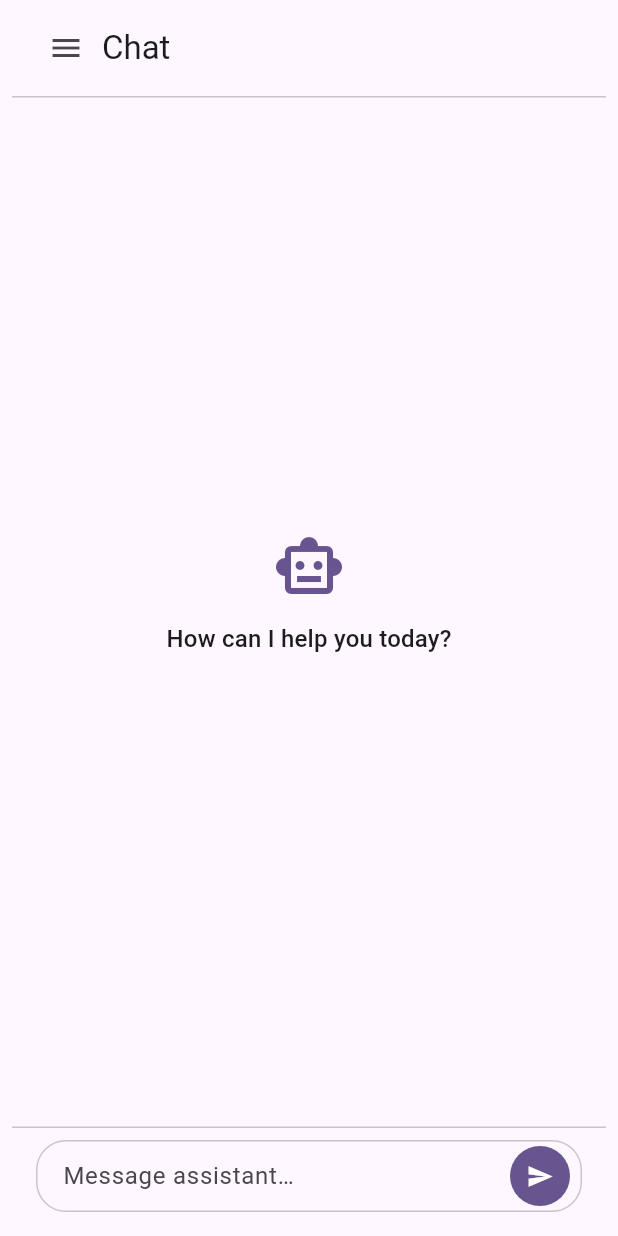
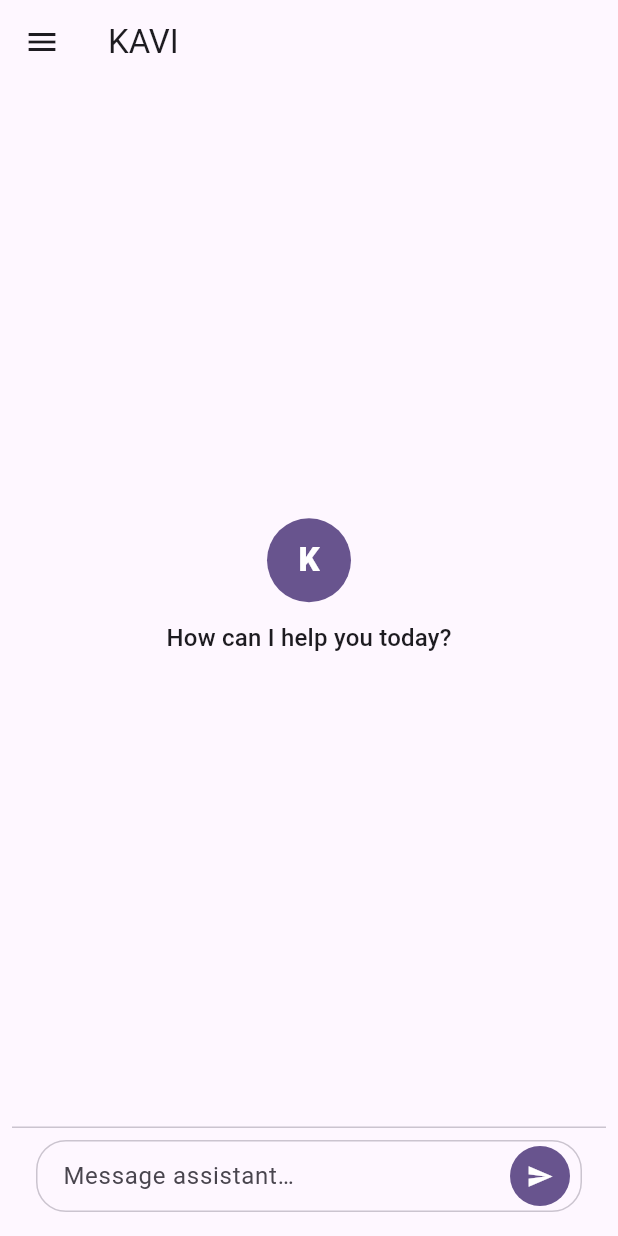
Before and after one commit to wisamidris77/kavi_ai, a Flutter app: the screen it shows after launch, on a phone screen of 412 x 824 dp. Run offline on Flutter 3.47's test engine with Material 3 defaults, Android fonts, the light colour scheme and no system bars; our stand-ins replace dio, flutter_markdown, shared_preferences; missing offline and left inert: markdown.

Commit message:
Add message copy and regenerate features to chat UI
Introduces copy and regenerate actions for chat messages, including UI updates to display these options on the last assistant message. Adds markdown rendering for messages with code block copy support. Refactors the chat page app bar and avatar visuals, and updates dependencies to include flutter_markdown and markdown.

```diff
--- a/lib/core/chat/mock_ai_chat_service.dart
+++ b/lib/core/chat/mock_ai_chat_service.dart
@@ -22,7 +22,7 @@ class MockAiChatService implements AiChatService {
     Future<void>.microtask(() async {
       final StringBuffer accumulator = StringBuffer();
       for (int i = 0; i < simulated.length; i++) {
-        await Future<void>.delayed(const Duration(milliseconds: 16));
+        await Future<void>.delayed(Duration(milliseconds: _rand.nextInt(100)));
         accumulator.write(simulated[i]);
         if (controller.isClosed) break;
         controller.add(ChatMessage(
@@ -32,7 +32,7 @@ class MockAiChatService implements AiChatService {
           createdAt: DateTime.now(),
         ));
       }
-      await Future<void>.delayed(const Duration(milliseconds: 150));
+      await Future<void>.delayed(Duration(milliseconds: _rand.nextInt(1000)));
       await controller.close();
       _controllersById.remove(messageId);
     });
--- a/lib/presentation/chat/chat_ai_page.dart
+++ b/lib/presentation/chat/chat_ai_page.dart
@@ -165,6 +165,55 @@ class _ChatAiPageState extends State<ChatAiPage> {
     });
   }
 
+  Future<void> _regenerateLast() async {
+    // Find last user message content
+    String? lastUserContent;
+    for (int i = _messages.length - 1; i >= 0; i--) {
+      if (_messages[i].role == ChatRole.user) {
+        lastUserContent = _messages[i].content;
+        break;
+      }
+    }
+    if (lastUserContent == null || lastUserContent.trim().isEmpty) return;
+
+    // Remove the last assistant message from UI and history if present
+    if (_messages.isNotEmpty && _messages.last.role == ChatRole.assistant) {
+      setState(() {
+        _messages.removeLast();
+      });
+      await _history.removeLastAssistantMessage();
+    }
+
+    setState(() {
+      _isBusy = true;
+    });
+    _scrollToBottomDeferred();
+
+    _subscription?.cancel();
+    _subscription = _chatService
+        .sendMessage(history: List<ChatMessage>.from(_messages), prompt: lastUserContent)
+        .listen((ChatMessage assistantUpdate) async {
+      final int existingIndex = _messages.lastIndexWhere((ChatMessage m) => m.id == assistantUpdate.id);
+      setState(() {
+        if (existingIndex >= 0) {
+          _messages[existingIndex] = assistantUpdate;
+        } else {
+          _messages.add(assistantUpdate);
+        }
+      });
+      await _history.upsertAssistantMessage(id: assistantUpdate.id, content: assistantUpdate.content);
+      _scrollToBottomDeferred();
+    }, onDone: () {
+      setState(() {
+        _isBusy = false;
+      });
+    }, onError: (_) {
+      setState(() {
+        _isBusy = false;
+      });
+    });
+  }
+
   void _scrollToBottomDeferred() {
     WidgetsBinding.instance.addPostFrameCallback((_) {
       if (!_scrollController.hasClients) return;
@@ -222,8 +271,28 @@ class _ChatAiPageState extends State<ChatAiPage> {
         : 'Assistant';
 
     final bool isWide = MediaQuery.of(context).size.width >= 900;
+    final ColorScheme colors = Theme.of(context).colorScheme;
 
     return Scaffold(
+      appBar: AppBar(
+        titleSpacing: 8,
+        leading: Builder(
+          builder: (context) {
+            if (isWide) return const SizedBox.shrink();
+            return IconButton(
+              tooltip: 'Menu',
+              icon: const Icon(Icons.menu),
+              onPressed: () => Scaffold.of(context).openDrawer(),
+            );
+          },
+        ),
+        title: Row(
+          children: [
+            if (!isWide) const SizedBox(width: 8),
+            const Text('KAVI'),
+          ],
+        ),
+      ),
       drawer: isWide
           ? null
           : Drawer(
@@ -253,12 +322,10 @@ class _ChatAiPageState extends State<ChatAiPage> {
           Expanded(
             child: Column(
               children: <Widget>[
-                _TopBar(showMenu: !isWide),
-                const Divider(height: 1),
                 Expanded(
                   child: _messages.isEmpty
                       ? const _EmptyState()
-                      : ChatMessagesList(messages: _messages, controller: _scrollController, assistantLabel: assistantLabel),
+                      : ChatMessagesList(messages: _messages, controller: _scrollController, assistantLabel: assistantLabel, onRegenerateLast: _regenerateLast, onCopyMessage: (_) {}),
                 ),
                 const Divider(height: 1),
                 ChatInput(
@@ -287,39 +354,6 @@ class _ChatAiPageState extends State<ChatAiPage> {
   }
 }
 
-class _TopBar extends StatelessWidget {
-  final bool showMenu;
-
-  const _TopBar({required this.showMenu});
-
-  @override
-  Widget build(BuildContext context) {
-    return SafeArea(
-      bottom: false,
-      child: Padding(
-        padding: const EdgeInsets.symmetric(horizontal: 12, vertical: 8),
-        child: Row(
-          children: <Widget>[
-            if (showMenu)
-              Builder(
-                builder: (context) => IconButton(
-                  tooltip: 'Menu',
-                  icon: const Icon(Icons.menu),
-                  onPressed: () => Scaffold.of(context).openDrawer(),
-                ),
-              ),
-            Text(
-              'Chat',
-              style: Theme.of(context).textTheme.titleLarge,
-            ),
-            const Spacer(),
-          ],
-        ),
-      ),
-    );
-  }
-}
-
 class _EmptyState extends StatelessWidget {
   const _EmptyState();
 
@@ -330,7 +364,17 @@ class _EmptyState extends StatelessWidget {
       child: Column(
         mainAxisSize: MainAxisSize.min,
         children: <Widget>[
-          Icon(Icons.smart_toy_outlined, size: 48, color: colors.primary),
+          CircleAvatar(
+            radius: 28,
+            backgroundColor: colors.primary,
+            child: Text(
+              'K',
+              style: Theme.of(context).textTheme.titleLarge?.copyWith(
+                    fontWeight: FontWeight.w800,
+                    color: colors.onPrimary,
+                  ),
+            ),
+          ),
           const SizedBox(height: 12),
           Text('How can I help you today?', style: Theme.of(context).textTheme.titleMedium),
           const SizedBox(height: 24),
--- a/lib/presentation/chat/widgets/chat_sidebar.dart
+++ b/lib/presentation/chat/widgets/chat_sidebar.dart
@@ -28,14 +28,13 @@ class ChatSidebar extends StatelessWidget {
             padding: const EdgeInsets.all(12),
             child: SizedBox(
               width: double.infinity,
-              child: OutlinedButton.icon(
+              child: FilledButton.tonalIcon(
                 onPressed: onNewChat,
                 icon: const Icon(Icons.add),
                 label: const Text('New chat'),
               ),
             ),
           ),
-          const Divider(height: 1),
           Expanded(
             child: ListView.builder(
               padding: const EdgeInsets.all(8),
--- a/pubspec.yaml
+++ b/pubspec.yaml
@@ -35,6 +35,7 @@ dependencies:
   # HTTP for manual providers if needed
   http: ^1.2.2
   shared_preferences: ^2.5.3
+  flutter_markdown: ^0.7.7+1
 
 dev_dependencies:
   flutter_test:
```
Also changed, not shown: lib/presentation/chat/controller/chat_history_controller.dart (+24 -0 lines), lib/presentation/chat/widgets/chat_message_bubble.dart (+119 -7 lines), lib/presentation/chat/widgets/chat_messages_list.dart (+11 -2 lines), pubspec.lock.
